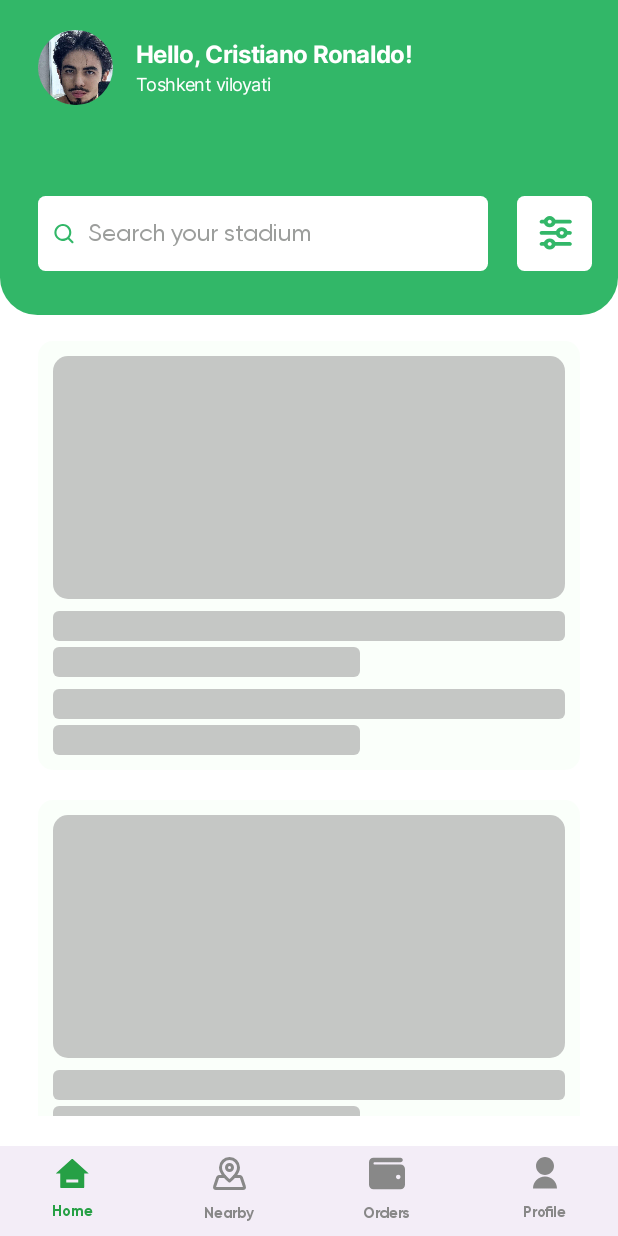
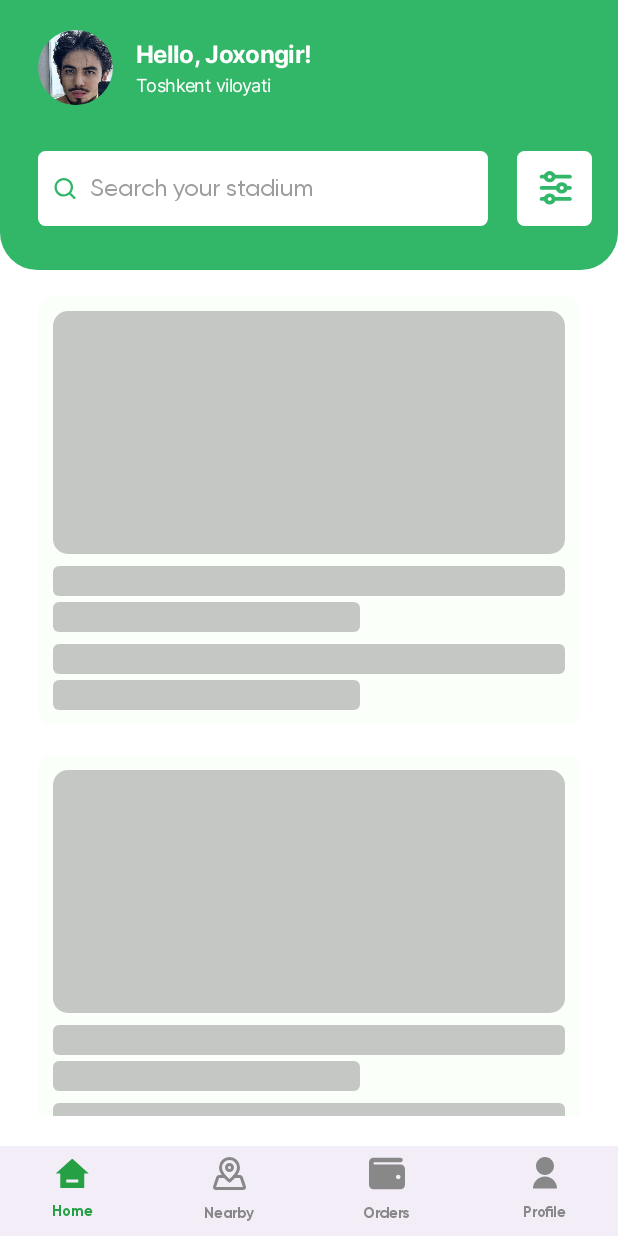
Before and after one commit to tisenres/bron24_android, an Android app built with Jetpack Compose: the AppScaffold screen opened through its navigation route, on a phone screen of 412 x 824 dp. Run offline under Robolectric (Android 15) with nearby library versions, the phone set to English and light mode, and no system bars; our stand-ins replace Dagger/Hilt's generated code, Shimmer; network calls fail; pictures from the network do not load; 1 statement that could not run was skipped.

Commit message:
SearchView

```diff
--- a/app/src/main/java/com/bron24/bron24_android/features/filter/presentetion/SearchView.kt
+++ b/app/src/main/java/com/bron24/bron24_android/features/filter/presentetion/SearchView.kt
@@ -35,7 +35,7 @@ fun SearchView(modifier: Modifier = Modifier) {
     Column(
         modifier = modifier
             .fillMaxWidth()
-            .height(210.dp)
+            .height(180.dp)
             .background(
                 color = Color(0xFF32B768),
                 shape = RoundedCornerShape(bottomEnd = 25.dp, bottomStart = 25.dp)
@@ -67,7 +67,7 @@ fun ProfileRow() {
             Spacer(modifier = Modifier.width(15.dp))
             Column {
                 Text(
-                    text = stringResource(id = R.string.hello) + ", Cristiano Ronaldo!",
+                    text = stringResource(id = R.string.hello) + ", Joxongir!",
                     style = TextStyle(
                         fontFamily = interFontFamily,
                         fontWeight = FontWeight.Bold,
@@ -77,7 +77,7 @@ fun ProfileRow() {
                         letterSpacing = (-0.028).em
                     )
                 )
-                Spacer(modifier = Modifier.height(3.dp))
+                Spacer(modifier = Modifier.height(4.dp))
                 Text(
                     text = "Toshkent viloyati",
                     style = TextStyle(
@@ -118,7 +118,7 @@ fun SearchRow() {
             Image(
                 painter = painterResource(id = R.drawable.ic_search_green),
                 contentDescription = "search_icon",
-                modifier = Modifier.size(14.dp),
+                modifier = Modifier.size(15.dp),
             )
             Spacer(modifier = Modifier.width(9.dp))
             Text(
```
